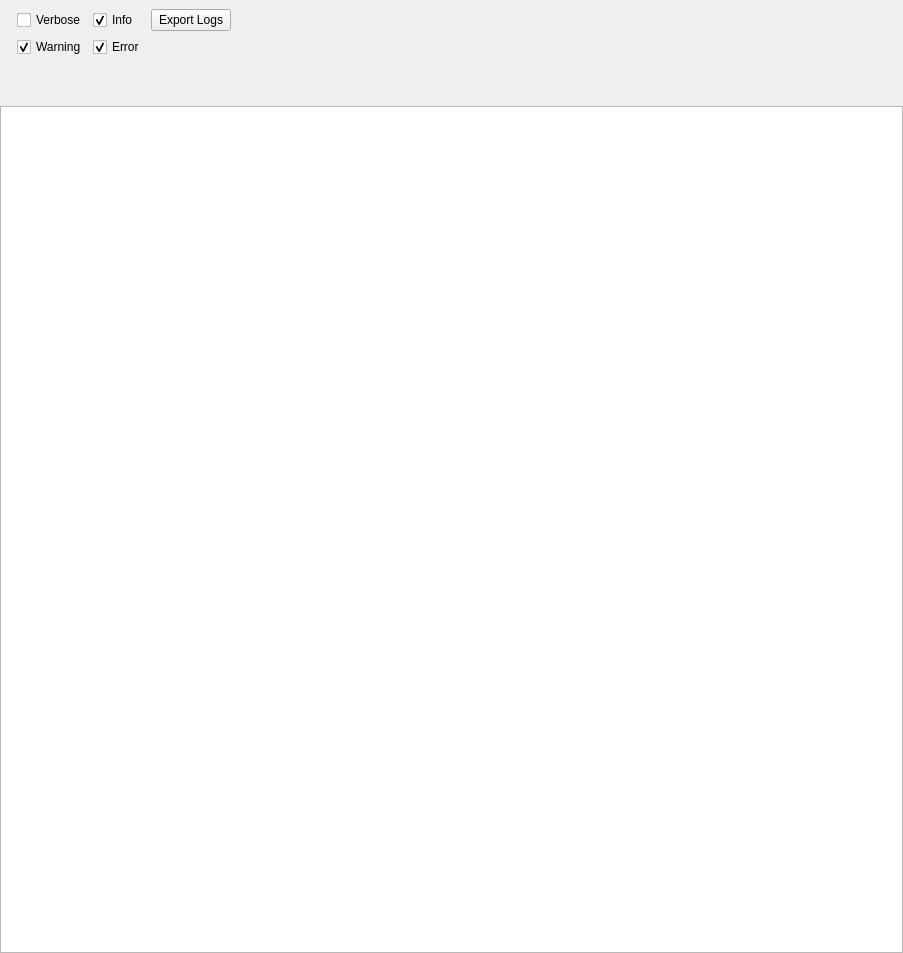
Above: manager/src/LogsWidget.ui from porkmarks/sense before the change. Below: the same form after it.
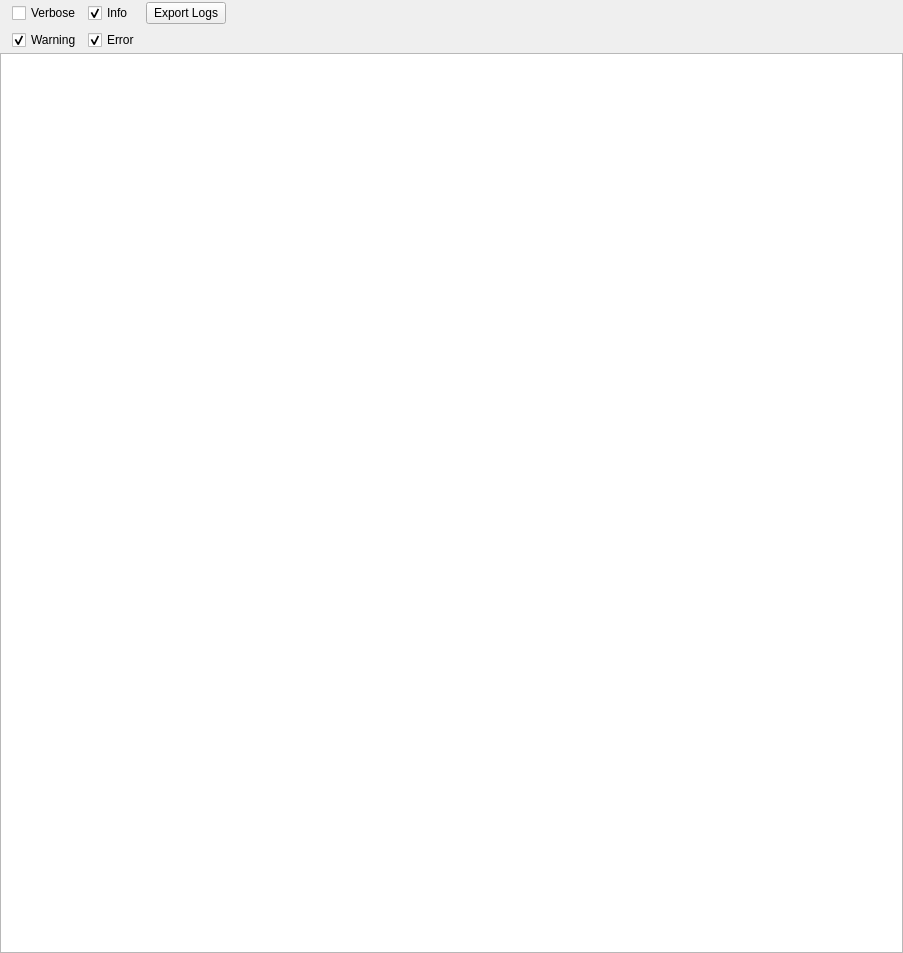
That is the form after the change. Icons and pictures are not drawn. Custom widgets are drawn as their Qt base class.

What changed in the file:
```diff
--- a/manager/src/LogsWidget.ui
+++ b/manager/src/LogsWidget.ui
@@ -54,13 +54,13 @@
           <number>4</number>
          </property>
          <property name="topMargin">
-          <number>4</number>
+          <number>2</number>
          </property>
          <property name="rightMargin">
           <number>4</number>
          </property>
          <property name="bottomMargin">
-          <number>4</number>
+          <number>2</number>
          </property>
         </layout>
        </widget>
@@ -68,6 +68,18 @@
       <item>
        <widget class="QWidget" name="widget_4" native="true">
         <layout class="QGridLayout" name="gridLayout_2">
+         <property name="leftMargin">
+          <number>4</number>
+         </property>
+         <property name="topMargin">
+          <number>2</number>
+         </property>
+         <property name="rightMargin">
+          <number>4</number>
+         </property>
+         <property name="bottomMargin">
+          <number>2</number>
+         </property>
          <item row="1" column="0">
           <widget class="QCheckBox" name="warning">
            <property name="text">
@@ -112,8 +124,8 @@
            </property>
            <property name="sizeHint" stdset="0">
             <size>
-             <width>20</width>
-             <height>40</height>
+             <width>1</width>
+             <height>1</height>
             </size>
            </property>
           </spacer>
```
